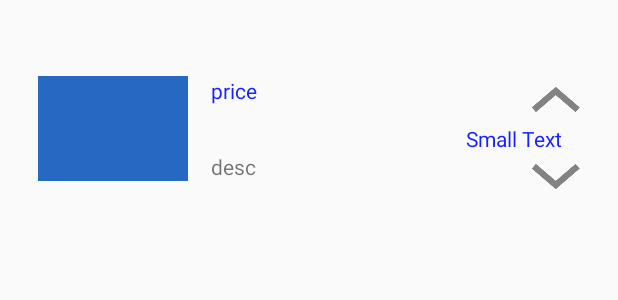
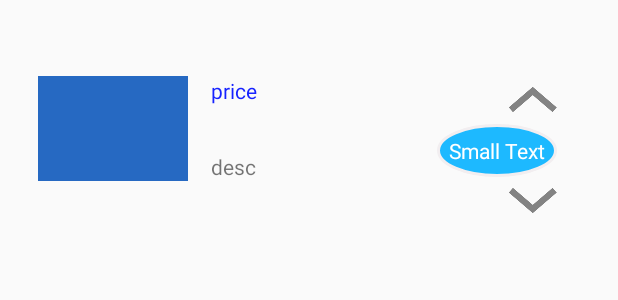
Before and after one commit to awsomethree/townkitchen, an Android app: the layout item_option.xml on its own in the app's theme, with its tools: preview values and no code run, on a phone screen of 412 x 824 dp. Shown: the top 300 px of the screen. Run offline under Robolectric (Android 15) with nearby library versions, the phone set to English and light mode, and no system bars; plain views replace CardViewNative.

Commit message:
updated more...

```diff
--- a/app/src/main/java/awsomethree/com/townkitchen/adapters/OrderLineArrayAdapter.java
+++ b/app/src/main/java/awsomethree/com/townkitchen/adapters/OrderLineArrayAdapter.java
@@ -31,6 +31,7 @@ public class OrderLineArrayAdapter extends ArrayAdapter<OrderLineItem> {
         public TextView optionName;
         public TextView optionDesc;
         public TextView price;
+        //public TextView more;
     }
 
     public OrderLineArrayAdapter(Context context, List<OrderLineItem> tweets) {
@@ -58,6 +59,7 @@ public class OrderLineArrayAdapter extends ArrayAdapter<OrderLineItem> {
             viewHolder.optionName = (TextView)convertView.findViewById(R.id.tvOptionName);
             viewHolder.optionDesc = (TextView)convertView.findViewById(R.id.tvOptionDesc);
             viewHolder.price = (TextView)convertView.findViewById(R.id.tvPrice);
+           // viewHolder.more = (TextView)convertView.findViewById(R.id.tvMore);
 
 //            viewHolder.orderHistoryFooter = (TextView)convertView.findViewById(R.id.tvOrderHistoryFooter);
 
@@ -85,6 +87,8 @@ public class OrderLineArrayAdapter extends ArrayAdapter<OrderLineItem> {
                 viewHolder.shippingDay.setText(relativeTimeSpanString);
             }
         }
+
+       // viewHolder.more.setText("more...");
         viewHolder.price.setText("$"+orderLineItem.getPrice());
         viewHolder.optionName.setText(orderLineItem.getMenu().getFoodMenu().getName());
         viewHolder.optionDesc.setText(Html.fromHtml(orderLineItem.getMenu().getFoodMenu().getDescription()));
--- a/app/src/main/res/layout/item_option.xml
+++ b/app/src/main/res/layout/item_option.xml
@@ -83,12 +83,13 @@
         android:textAppearance="?android:attr/textAppearanceSmall"
         android:text="Small Text"
         android:id="@+id/tvItems"
-        android:paddingLeft="3dp"
-        android:paddingRight="12dp"
-        android:textColor="#ff1622ff"
+        android:background="@drawable/blue_badge_shape"
+        android:textColor="#fff"
         android:layout_below="@+id/ibUp"
+        android:layout_marginRight="15dp"
         android:layout_alignParentRight="true"
         android:layout_alignParentEnd="true" />
+
 
     <ImageView
         android:layout_width="wrap_content"
```
